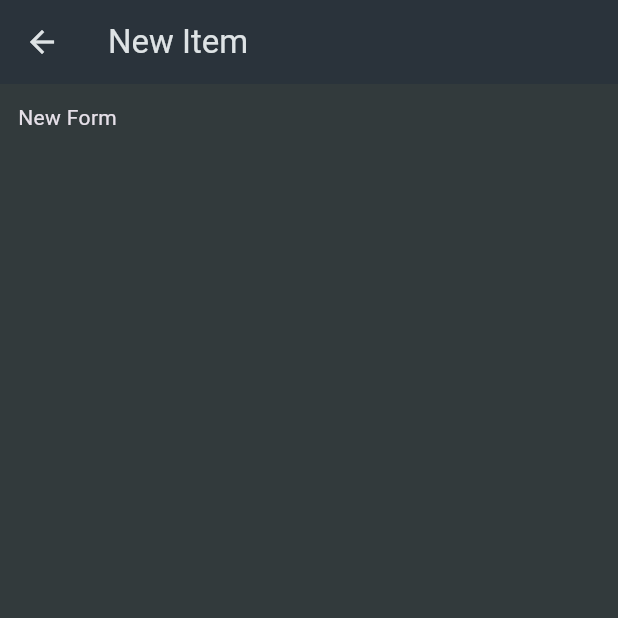
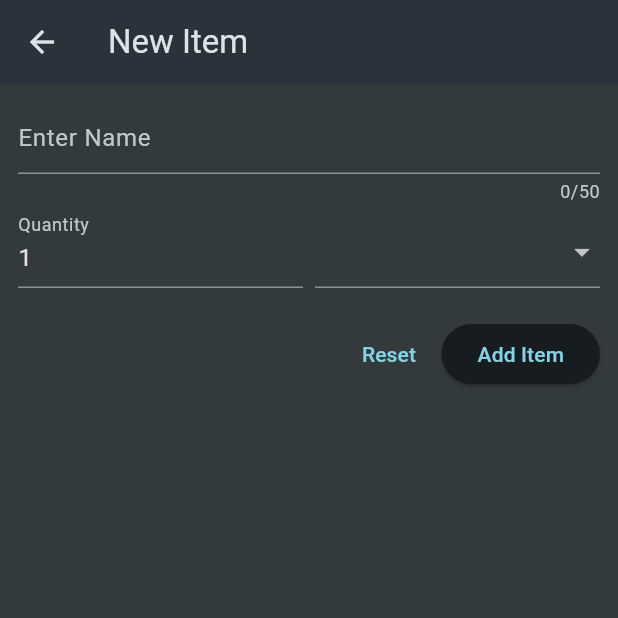
Before and after one commit to Arbaz015/shoppinglist_app, a Flutter app: the NewItem screen opened directly, on a phone screen of 412 x 824 dp, the top half of it. Run offline on Flutter 3.47's test engine with Material 3 defaults, Android fonts, the phone set to English and light mode, and no system bars.

Commit message:
form added

```diff
--- a/lib/widgets/new_item.dart
+++ b/lib/widgets/new_item.dart
@@ -1,4 +1,6 @@
 import 'package:flutter/material.dart';
+import 'package:shoppinglist_app/data/categories.dart';
+import 'package:shoppinglist_app/model/category.dart';
 
 class NewItem extends StatefulWidget {
   const NewItem({super.key});
@@ -10,6 +12,12 @@ class NewItem extends StatefulWidget {
 }
 
 class _NewItemState extends State<NewItem> {
+  final _formKey = GlobalKey<FormState>();
+
+  void _saveItem() {
+    _formKey.currentState!.validate();
+  }
+
   @override
   Widget build(BuildContext context) {
     return Scaffold(
@@ -18,7 +26,92 @@ class _NewItemState extends State<NewItem> {
       ),
       body: Padding(
         padding: const EdgeInsets.all(12),
-        child: Text('New Form'),
+        child: Form(
+          key: _formKey,
+          child: Column(
+            children: [
+              TextFormField(
+                decoration: const InputDecoration(hintText: 'Enter Name'),
+                maxLength: 50,
+                validator: (value) {
+                  if (value == null ||
+                      value.isEmpty ||
+                      value.trim().length <= 1 ||
+                      value.trim().length > 50) {
+                    return 'Must be between 1 and 50 character';
+                  }
+
+                  return null;
+                },
+              ),
+              Row(
+                crossAxisAlignment: CrossAxisAlignment.end,
+                children: [
+                  Expanded(
+                    child: TextFormField(
+                        keyboardType: TextInputType.number,
+                        decoration: const InputDecoration(
+                          label: Text('Quantity'),
+                        ),
+                        initialValue: '1',
+                        validator: (value) {
+                          if (value == null ||
+                              value.isEmpty ||
+                              int.tryParse(value) == null ||
+                              int.tryParse(value)! <= 0) {
+                            return 'Must be positive Number';
+                          }
+                          return null;
+                        }),
+                  ),
+                  const SizedBox(
+                    width: 8,
+                  ),
+                  Expanded(
+                    child: DropdownButtonFormField(items: [
+                      for (final category in categories.entries)
+                        DropdownMenuItem(
+                          value: category.value,
+                          child: Row(
+                            children: [
+                              Container(
+                                height: 16,
+                                width: 16,
+                                color: category.value.color,
+                              ),
+                              const SizedBox(
+                                width: 6,
+                              ),
+                              Text(category.value.title),
+                            ],
+                          ),
+                        ),
+                    ], onChanged: (value) {}),
+                  ),
+                ],
+              ),
+              const SizedBox(
+                height: 20,
+              ),
+              Row(
+                mainAxisAlignment: MainAxisAlignment.end,
+                children: [
+                  TextButton(
+                    onPressed: () {
+                      _formKey.currentState!.reset();
+                    },
+                    child: const Text('Reset'),
+                  ),
+                  const SizedBox(
+                    width: 3,
+                  ),
+                  ElevatedButton(
+                      onPressed: _saveItem, child: const Text('Add Item'))
+                ],
+              ),
+            ],
+          ),
+        ),
       ),
     );
   }
```
